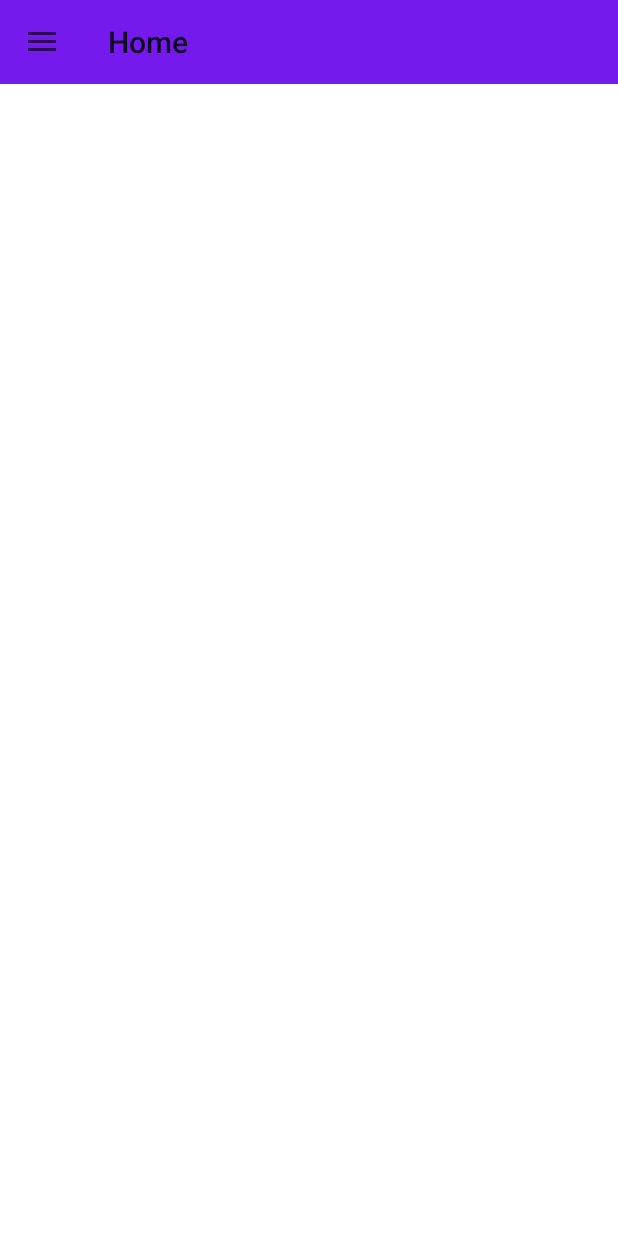
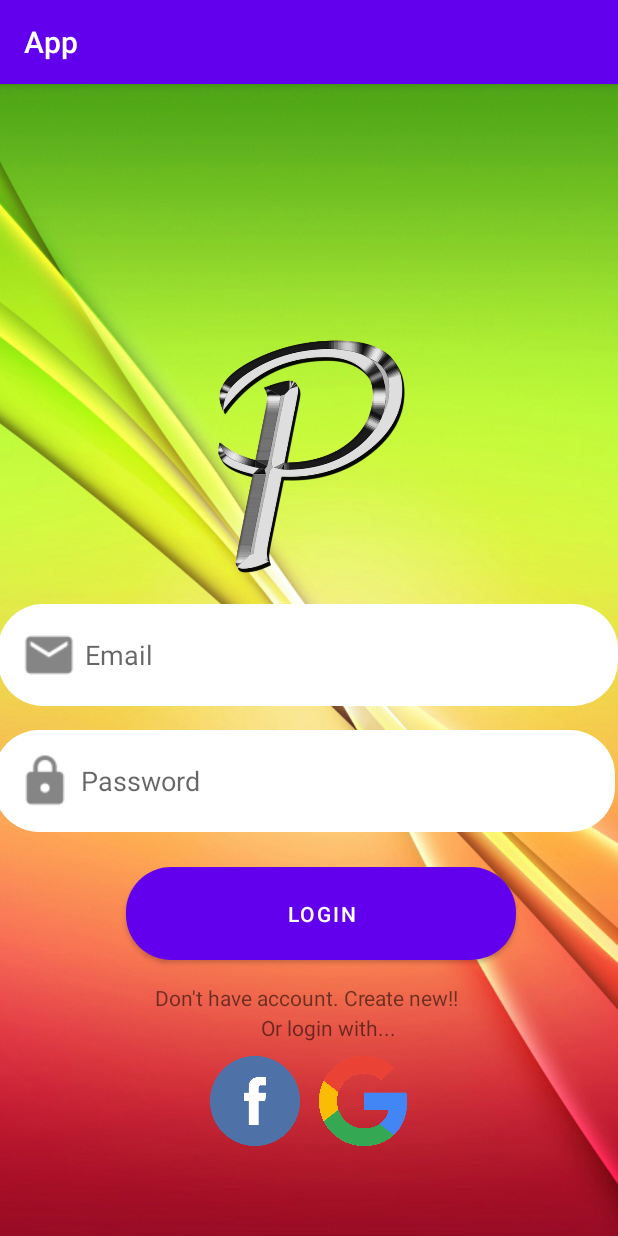
Before and after one commit to HikPb/Project2, an Android app: the screen it shows after launch (MainActivity before the commit, LoginActivity after it), on a phone screen of 412 x 824 dp. Run offline under Robolectric (Android 15) with nearby library versions, the phone set to English and light mode, and no system bars; our stand-ins replace Firebase (no records; nobody signed in at launch, a user with empty details on screens opened directly).

Commit message:
Login vs Register

```diff
--- a/app/src/main/AndroidManifest.xml
+++ b/app/src/main/AndroidManifest.xml
@@ -9,7 +9,8 @@
         android:roundIcon="@mipmap/ic_launcher_round"
         android:supportsRtl="true"
         android:theme="@style/Theme.Pr">
-        <activity android:name=".RegisterActivity"></activity>
+        <activity android:name=".LoginActivity"></activity>
+        <activity android:name=".RegisterActivity" />
         <activity
             android:name=".MainActivity"
             android:label="Activity Title"
--- /dev/null
+++ b/app/src/main/java/com/example/pr/LoginActivity.java
@@ -0,0 +1,51 @@
+package com.example.pr;
+
+import androidx.appcompat.app.AppCompatActivity;
+
+import android.app.ProgressDialog;
+import android.content.Intent;
+import android.os.Bundle;
+import android.view.View;
+import android.widget.Button;
+import android.widget.EditText;
+import android.widget.ImageView;
+import android.widget.TextView;
+
+import com.google.android.gms.common.api.GoogleApiClient;
+import com.google.firebase.auth.FirebaseAuth;
+
+public class LoginActivity extends AppCompatActivity {
+
+    private Button LoginButton;
+    private ImageView googleSignInButton;
+    private EditText UserEmail, UserPassword;
+    private TextView NeedNewAccountLink;
+    private ProgressDialog loadingBar;
+    private FirebaseAuth mAuth;
+    private static final int RC_SIGN_IN = 1;
+    private GoogleApiClient mGoogleSignInClient;
+    private static final String TAG = "LoginActivity";
+
+    @Override
+    protected void onCreate(Bundle savedInstanceState) {
+        super.onCreate(savedInstanceState);
+        setContentView(R.layout.activity_login);
+
+        NeedNewAccountLink = (TextView) findViewById(R.id.register_account_link);
+        UserEmail = (EditText) findViewById(R.id.login_email);
+        UserPassword = (EditText) findViewById(R.id.login_password);
+        LoginButton = (Button) findViewById(R.id.login_button);
+
+        NeedNewAccountLink.setOnClickListener(new View.OnClickListener() {
+            @Override
+            public void onClick(View view) {
+                SendUserToRegisterActivity();
+            }
+        });
+    }
+
+    private void SendUserToRegisterActivity() {
+        Intent registerIntent = new Intent(LoginActivity.this, RegisterActivity.class);
+        startActivity(registerIntent);
+    }
+}
--- a/app/src/main/java/com/example/pr/MainActivity.java
+++ b/app/src/main/java/com/example/pr/MainActivity.java
@@ -8,6 +8,7 @@ import androidx.appcompat.widget.Toolbar;
 import androidx.drawerlayout.widget.DrawerLayout;
 import androidx.recyclerview.widget.RecyclerView;
 
+import android.content.Intent;
 import android.os.Build;
 import android.os.Bundle;
 import android.security.keystore.UserNotAuthenticatedException;
@@ -17,6 +18,8 @@ import android.widget.Toast;
 
 
 import com.google.android.material.navigation.NavigationView;
+import com.google.firebase.auth.FirebaseAuth;
+import com.google.firebase.auth.FirebaseUser;
 
 public class MainActivity extends AppCompatActivity {
 
@@ -26,11 +29,15 @@ public class MainActivity extends AppCompatActivity {
     private RecyclerView postList;
     private Toolbar mToolbar;
 
+    private FirebaseAuth mAuth;
+
     @RequiresApi(api = Build.VERSION_CODES.LOLLIPOP)
     @Override
     protected void onCreate(Bundle savedInstanceState) {
         super.onCreate(savedInstanceState);
         setContentView(R.layout.activity_main);
+
+        mAuth = FirebaseAuth.getInstance();
 
         mToolbar = (Toolbar) findViewById(R.id.main_page_toolbar);
         setSupportActionBar(mToolbar);
@@ -51,6 +58,44 @@ public class MainActivity extends AppCompatActivity {
             }
         });
     }
+
+    @Override
+    protected void onStart()
+    {
+        super.onStart();
+        FirebaseUser currentUser = mAuth.getCurrentUser();
+        if(currentUser == null) {
+            SendUserToLoginActivity();
+        }
+//        else {
+//            CheckUserExistence();
+//        }
+    }
+
+    private void SendUserToLoginActivity() {
+        Intent loginIntent = new Intent(MainActivity.this, LoginActivity.class);
+        loginIntent.addFlags(Intent.FLAG_ACTIVITY_NEW_TASK | Intent.FLAG_ACTIVITY_CLEAR_TASK);
+        startActivity(loginIntent);
+        finish();
+    }
+
+//    private void CheckUserExistence() {
+//        final String current_user_id = mAuth.getCurrentUser().getUid();
+//        UsersRef.addValueEventListener(new ValueEventListener() {
+//            @Override
+//            public void onDataChange(DataSnapshot dataSnapshot) {
+//                if(!dataSnapshot.hasChild(current_user_id))
+//                {
+//                    SendUserToSetupActivity();
+//                }
+//            }
+//
+//            @Override
+//            public void onCancelled(DatabaseError databaseError) {
+//
+//            }
+//        });
+//    }
 
     @Override
     public boolean onOptionsItemSelected(@NonNull MenuItem item) {
--- /dev/null
+++ b/app/src/main/res/layout/activity_login.xml
@@ -0,0 +1,126 @@
+<?xml version="1.0" encoding="utf-8"?>
+<RelativeLayout xmlns:android="http://schemas.android.com/apk/res/android"
+    xmlns:app="http://schemas.android.com/apk/res-auto"
+    xmlns:tools="http://schemas.android.com/tools"
+    android:layout_width="match_parent"
+    android:layout_height="match_parent"
+    android:background="@drawable/login"
+    android:gravity="center"
+    tools:context=".LoginActivity">
+
+    <ImageView
+        android:id="@+id/login_icon"
+        android:layout_width="220dp"
+        android:layout_height="302dp"
+        android:layout_alignParentTop="true"
+        android:layout_centerHorizontal="true"
+        android:layout_marginTop="92dp"
+        app:srcCompat="@drawable/logo" />
+
+    <EditText
+        android:id="@+id/login_email"
+        android:layout_width="match_parent"
+        android:layout_height="wrap_content"
+        android:layout_alignParentStart="true"
+        android:layout_alignParentLeft="true"
+        android:layout_alignParentBottom="true"
+        android:layout_centerHorizontal="true"
+        android:layout_marginStart="-1dp"
+        android:layout_marginLeft="-1dp"
+        android:layout_marginBottom="353dp"
+        android:background="@drawable/inputs"
+        android:drawableLeft="@drawable/email"
+        android:ems="10"
+        android:hint="Email"
+        android:inputType="textEmailAddress"
+        android:padding="10dp" />
+
+
+    <EditText
+        android:id="@+id/login_password"
+        android:layout_width="match_parent"
+        android:layout_height="wrap_content"
+        android:layout_alignParentStart="true"
+        android:layout_alignParentLeft="true"
+        android:layout_alignParentEnd="true"
+        android:layout_alignParentRight="true"
+        android:layout_alignParentBottom="true"
+        android:layout_marginStart="-4dp"
+        android:layout_marginLeft="-4dp"
+        android:layout_marginEnd="2dp"
+        android:layout_marginRight="2dp"
+        android:layout_marginBottom="269dp"
+        android:background="@drawable/inputs"
+        android:drawableLeft="@drawable/password"
+        android:ems="10"
+        android:hint="Password"
+        android:inputType="textPassword"
+        android:padding="10dp" />
+
+    <Button
+        android:id="@+id/login_button"
+        android:layout_width="260dp"
+        android:layout_height="wrap_content"
+        android:layout_alignParentStart="true"
+        android:layout_alignParentLeft="true"
+        android:layout_alignParentBottom="true"
+        android:layout_centerHorizontal="true"
+        android:layout_marginStart="84dp"
+        android:layout_marginLeft="84dp"
+        android:layout_marginBottom="184dp"
+        android:background="@drawable/button"
+        android:padding="15dp"
+        android:text="Login" />
+
+    <TextView
+        android:id="@+id/register_account_link"
+        android:layout_width="match_parent"
+        android:layout_height="wrap_content"
+        android:layout_alignParentStart="true"
+        android:layout_alignParentBottom="true"
+        android:layout_marginStart="0dp"
+        android:layout_marginBottom="149dp"
+        android:gravity="center"
+        android:text="Don't have account. Create new!! "
+        android:layout_alignParentLeft="true"
+        android:layout_marginLeft="0dp" />
+
+    <TextView
+        android:id="@+id/textView2"
+        android:layout_width="wrap_content"
+        android:layout_height="wrap_content"
+        android:layout_alignParentStart="true"
+        android:layout_alignParentLeft="true"
+        android:layout_alignParentBottom="true"
+        android:layout_centerHorizontal="true"
+        android:layout_marginStart="174dp"
+        android:layout_marginLeft="174dp"
+        android:layout_marginBottom="129dp"
+        android:text="Or login with..." />
+
+
+    <ImageView
+        android:id="@+id/facebook_sign_button"
+        android:layout_width="60dp"
+        android:layout_height="60dp"
+        android:layout_alignParentStart="true"
+        android:layout_alignParentLeft="true"
+        android:layout_alignParentBottom="true"
+        android:layout_marginStart="140dp"
+        android:layout_marginLeft="140dp"
+        android:layout_marginBottom="60dp"
+        android:src="@drawable/facebook"></ImageView>
+
+    <ImageView
+        android:id="@+id/google_sign_button"
+        android:layout_width="60dp"
+        android:layout_height="60dp"
+        android:layout_alignParentEnd="true"
+        android:layout_alignParentRight="true"
+        android:layout_alignParentBottom="true"
+        android:layout_marginEnd="140dp"
+        android:layout_marginRight="140dp"
+        android:layout_marginBottom="60dp"
+        android:src="@drawable/google"></ImageView>
+
+</RelativeLayout>
--- a/app/src/main/res/layout/activity_register.xml
+++ b/app/src/main/res/layout/activity_register.xml
@@ -5,10 +5,11 @@
     xmlns:tools="http://schemas.android.com/tools"
     android:layout_width="match_parent"
     android:layout_height="match_parent"
+    android:background="@drawable/login"
     tools:context=".RegisterActivity">
 
     <ImageView
-        android:id="@+id/imageView"
+        android:id="@+id/register_icon"
         android:layout_width="220dp"
         android:layout_height="302dp"
         android:layout_alignParentTop="true"
@@ -17,47 +18,65 @@
         app:srcCompat="@drawable/logo" />
 
     <EditText
-        android:id="@+id/editTextTextEmailAddress"
+        android:id="@+id/register_email"
         android:layout_width="match_parent"
         android:layout_height="wrap_content"
         android:layout_alignParentStart="true"
+        android:layout_alignParentLeft="true"
         android:layout_alignParentBottom="true"
-        android:layout_marginStart="-3dp"
-        android:layout_marginBottom="331dp"
+        android:layout_centerHorizontal="true"
+        android:layout_marginStart="-1dp"
+        android:layout_marginLeft="-1dp"
+        android:layout_marginBottom="353dp"
+        android:background="@drawable/inputs"
+        android:drawableLeft="@drawable/email"
         android:ems="10"
         android:hint="Email"
-        android:inputType="textEmailAddress" />
+        android:inputType="textEmailAddress"
+        android:padding="10dp" />
 
     <EditText
-        android:id="@+id/editTextTextPassword"
+        android:id="@+id/register_password"
         android:layout_width="match_parent"
         android:layout_height="wrap_content"
         android:layout_alignParentStart="true"
+        android:layout_alignParentLeft="true"
         android:layout_alignParentBottom="true"
-        android:layout_marginStart="0dp"
-        android:layout_marginBottom="253dp"
+        android:layout_marginStart="-2dp"
+        android:layout_marginLeft="-2dp"
+        android:layout_marginBottom="273dp"
+        android:background="@drawable/inputs"
+        android:drawableLeft="@drawable/password"
         android:ems="10"
         android:hint="Password"
-        android:inputType="textPassword" />
-
+        android:inputType="textPassword"
+        android:padding="10dp" />
     <EditText
-        android:id="@+id/editTextTextPassword2"
+        android:id="@+id/register_confirm_password"
         android:layout_width="match_parent"
         android:layout_height="wrap_content"
         android:layout_alignParentStart="true"
+        android:layout_alignParentLeft="true"
         android:layout_alignParentBottom="true"
-        android:layout_marginStart="3dp"
+        android:layout_centerHorizontal="true"
+        android:layout_marginStart="1dp"
+        android:layout_marginLeft="1dp"
         android:layout_marginBottom="189dp"
+        android:background="@drawable/inputs"
+        android:drawableLeft="@drawable/password"
         android:ems="10"
         android:hint="Confirm Password"
-        android:inputType="textPassword" />
+        android:inputType="textPassword"
+        android:padding="10dp" />
 
     <Button
-        android:id="@+id/button"
+        android:id="@+id/register_create_account"
         android:layout_width="wrap_content"
         android:layout_height="wrap_content"
         android:layout_alignParentBottom="true"
         android:layout_centerHorizontal="true"
         android:layout_marginBottom="113dp"
+        android:background="@drawable/button"
+        android:padding="15dp"
         android:text="CREATE ACCOUNT" />
 </RelativeLayout>
```
